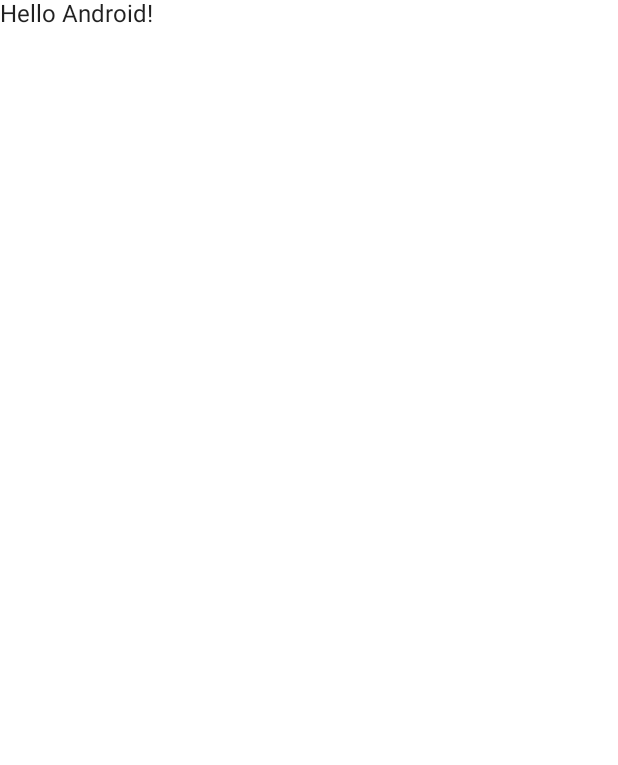
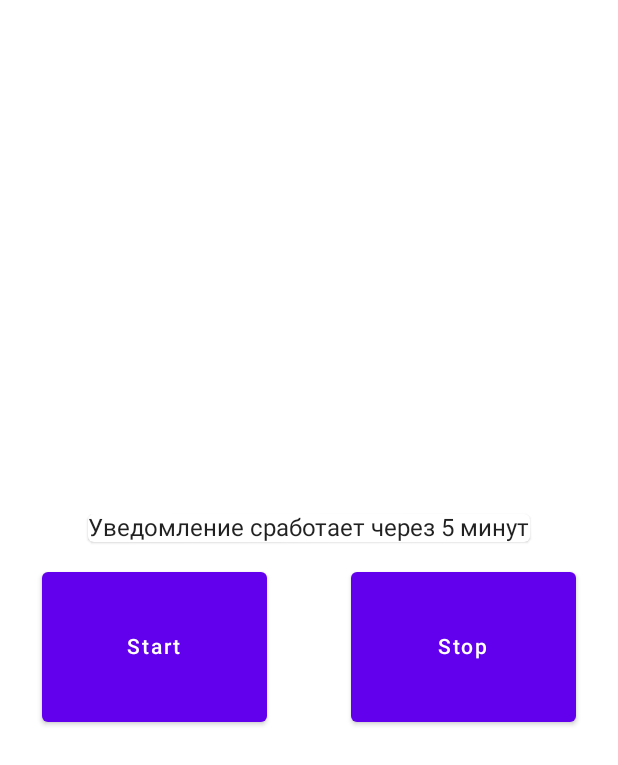
Before and after one commit to SaveZoe/AlarmApp, an Android app built with Jetpack Compose: the screen it shows after launch (MainActivity), on a phone screen of 412 x 824 dp. Before the commit the part shown is almost empty. Shown: the top 765 px of the screen. Run offline under Robolectric (Android 15) with nearby library versions, the phone set to English and light mode, and no system bars.

```diff
--- a/app/src/main/AndroidManifest.xml
+++ b/app/src/main/AndroidManifest.xml
@@ -1,6 +1,8 @@
 <?xml version="1.0" encoding="utf-8"?>
 <manifest xmlns:android="http://schemas.android.com/apk/res/android"
     xmlns:tools="http://schemas.android.com/tools">
+
+    <uses-permission android:name="android.permission.SCHEDULE_EXACT_ALARM" />
 
     <application
         android:allowBackup="true"
@@ -15,7 +17,6 @@
         <activity
             android:name=".MainActivity"
             android:exported="true"
-            android:label="@string/app_name"
             android:theme="@style/Theme.AlarmApp">
             <intent-filter>
                 <action android:name="android.intent.action.MAIN" />
--- a/app/src/main/java/ru/savezoe/alarmapp/MainActivity.kt
+++ b/app/src/main/java/ru/savezoe/alarmapp/MainActivity.kt
@@ -6,10 +6,11 @@ import androidx.activity.compose.setContent
 import androidx.compose.foundation.layout.fillMaxSize
 import androidx.compose.material.MaterialTheme
 import androidx.compose.material.Surface
-import androidx.compose.material.Text
 import androidx.compose.runtime.Composable
 import androidx.compose.ui.Modifier
 import androidx.compose.ui.tooling.preview.Preview
+import ru.savezoe.alarmapp.navigation.SetupNavHost
+import ru.savezoe.alarmapp.screens.MainScreen
 import ru.savezoe.alarmapp.ui.theme.AlarmAppTheme
 
 class MainActivity : ComponentActivity() {
@@ -22,22 +23,17 @@ class MainActivity : ComponentActivity() {
                     modifier = Modifier.fillMaxSize(),
                     color = MaterialTheme.colors.background
                 ) {
-                    Greeting("Android")
+                    SetupNavHost()
                 }
             }
         }
     }
 }
 
-@Composable
-fun Greeting(name: String) {
-    Text(text = "Hello $name!")
-}
-
 @Preview(showBackground = true)
 @Composable
 fun DefaultPreview() {
     AlarmAppTheme {
-        Greeting("Android")
+        MainScreen()
     }
 }
--- /dev/null
+++ b/app/src/main/java/ru/savezoe/alarmapp/domain/CreateChannel.kt
@@ -0,0 +1,27 @@
+package ru.savezoe.alarmapp.domain
+
+import android.app.NotificationChannel
+import android.app.NotificationManager
+import android.content.Context
+import android.content.ContextWrapper
+import android.os.Build
+import ru.savezoe.alarmapp.utils.NOTIFICATION_ID
+
+class CreateChannel(base: Context) : ContextWrapper(base) {
+    fun createNotificationChannel() {
+        // Create the NotificationChannel, but only on API 26+ because
+        // the NotificationChannel class is new and not in the support library
+        if (Build.VERSION.SDK_INT >= Build.VERSION_CODES.O) {
+            val name = "Alarm"
+            val descriptionText = "Alarm Text"
+            val importance = NotificationManager.IMPORTANCE_DEFAULT
+            val channel = NotificationChannel(NOTIFICATION_ID, name, importance).apply {
+                description = descriptionText
+            }
+            // Register the channel with the system
+            val notificationManager: NotificationManager =
+                getSystemService(Context.NOTIFICATION_SERVICE) as NotificationManager
+            notificationManager.createNotificationChannel(channel)
+        }
+    }
+}
--- /dev/null
+++ b/app/src/main/java/ru/savezoe/alarmapp/navigation/SetupNavHost.kt
@@ -0,0 +1,21 @@
+package ru.savezoe.alarmapp.navigation
+
+import androidx.compose.runtime.Composable
+import androidx.navigation.compose.NavHost
+import androidx.navigation.compose.composable
+import androidx.navigation.compose.rememberNavController
+import ru.savezoe.alarmapp.screens.MainScreen
+
+object MainDestination {
+    const val MAIN_SCREEN = "main_screen"
+}
+
+@Composable
+fun SetupNavHost() {
+    NavHost(
+        navController = rememberNavController(),
+        startDestination = MainDestination.MAIN_SCREEN
+    ) {
+        composable(route = MainDestination.MAIN_SCREEN) { MainScreen() }
+    }
+}
--- /dev/null
+++ b/app/src/main/java/ru/savezoe/alarmapp/screens/MainScreen.kt
@@ -0,0 +1,75 @@
+package ru.savezoe.alarmapp.screens
+
+import android.app.NotificationManager
+import androidx.compose.foundation.layout.*
+import androidx.compose.material.Button
+import androidx.compose.material.Card
+import androidx.compose.material.Surface
+import androidx.compose.material.Text
+import androidx.compose.runtime.Composable
+import androidx.compose.ui.Alignment
+import androidx.compose.ui.Modifier
+import androidx.compose.ui.platform.LocalContext
+import androidx.compose.ui.tooling.preview.Preview
+import androidx.compose.ui.unit.dp
+import androidx.core.content.ContextCompat
+import ru.savezoe.alarmapp.domain.CreateChannel
+import ru.savezoe.alarmapp.domain.sendNotification
+import ru.savezoe.alarmapp.ui.theme.AlarmAppTheme
+
+
+@Composable
+fun MainScreen() {
+    val context = LocalContext.current
+    CreateChannel(context).createNotificationChannel()
+    val notificationManager = ContextCompat.getSystemService(
+        context, NotificationManager::class.java
+    ) as NotificationManager
+    Surface(
+        modifier = Modifier.fillMaxSize()
+    ) {
+        Column(
+            modifier = Modifier.fillMaxSize(),
+            verticalArrangement = Arrangement.Center,
+            horizontalAlignment = Alignment.CenterHorizontally
+        ) {
+            Card(
+                modifier = Modifier.padding(bottom = 20.dp)
+            ) {
+                Text(text = "Уведомление сработает через 5 минут")
+            }
+            Row(
+                modifier = Modifier
+                    .fillMaxWidth(),
+                verticalAlignment = Alignment.CenterVertically,
+                horizontalArrangement = Arrangement.SpaceAround
+            ) {
+                Button(
+                    onClick = {
+                        notificationManager.sendNotification(context)
+                    },
+                    modifier = Modifier.size(width = 150.dp, height = 100.dp)
+                ) {
+                    Text(text = "Start")
+                }
+                Button(
+                    onClick = {
+
+                    },
+                    modifier = Modifier.size(width = 150.dp, height = 100.dp)
+                ) {
+                    Text(text = "Stop")
+                }
+            }
+        }
+    }
+}
+
+
+@Preview(showBackground = true)
+@Composable
+fun MainScreenPrev() {
+    AlarmAppTheme {
+        MainScreen()
+    }
+}
--- /dev/null
+++ b/app/src/main/java/ru/savezoe/alarmapp/utils/NotificationUtils.kt
@@ -0,0 +1,3 @@
+package ru.savezoe.alarmapp.utils
+
+const val NOTIFICATION_ID = "0"
--- /dev/null
+++ b/app/src/main/res/drawable/ic_baseline_access_alarm_24.xml
@@ -0,0 +1,5 @@
+<vector android:height="24dp" android:tint="#000000"
+    android:viewportHeight="24" android:viewportWidth="24"
+    android:width="24dp" xmlns:android="http://schemas.android.com/apk/res/android">
+    <path android:fillColor="@android:color/white" android:pathData="M22,5.72l-4.6,-3.86 -1.29,1.53 4.6,3.86L22,5.72zM7.88,3.39L6.6,1.86 2,5.71l1.29,1.53 4.59,-3.85zM12.5,8L11,8v6l4.75,2.85 0.75,-1.23 -4,-2.37L12.5,8zM12,4c-4.97,0 -9,4.03 -9,9s4.02,9 9,9c4.97,0 9,-4.03 9,-9s-4.03,-9 -9,-9zM12,20c-3.87,0 -7,-3.13 -7,-7s3.13,-7 7,-7 7,3.13 7,7 -3.13,7 -7,7z"/>
+</vector>
--- a/app/src/main/res/values/strings.xml
+++ b/app/src/main/res/values/strings.xml
@@ -1,3 +1,5 @@
 <resources>
     <string name="app_name">Alarm App</string>
+    <string name="button_start">Start</string>
+    <string name="button_stop">Stop</string>
 </resources>
```
Also changed, not shown: app/build.gradle (+14 -2 lines), app/src/main/java/ru/savezoe/alarmapp/domain/Notification.kt (added, +20 -0 lines), app/src/main/java/ru/savezoe/alarmapp/ui/NotifyViewModel.kt (added, +9 -0 lines).
